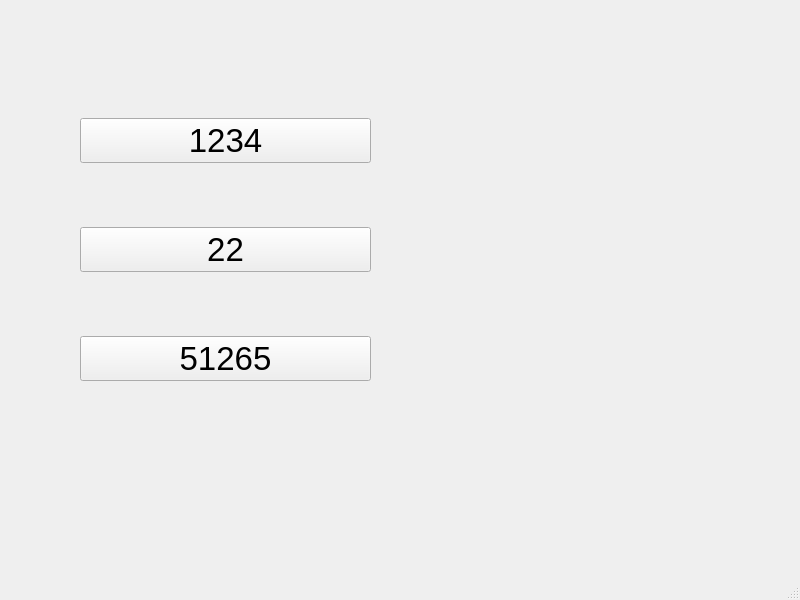
Old version of the form bankautomat/Login kinda melkein/mainwindow.ui in the repository banksimul2022/group4.
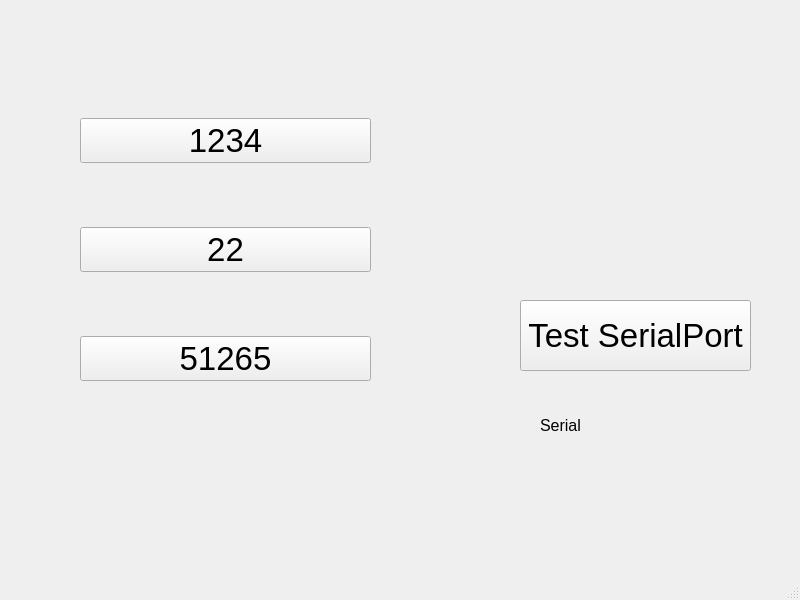
New version of the form.

Commit message: Serial port testailua DONT MERGE

```diff
--- a/bankautomat/Login kinda melkein/mainwindow.ui
+++ b/bankautomat/Login kinda melkein/mainwindow.ui
@@ -52,6 +52,37 @@
      </item>
     </layout>
    </widget>
+   <widget class="QLabel" name="label">
+    <property name="geometry">
+     <rect>
+      <x>540</x>
+      <y>380</y>
+      <width>181</width>
+      <height>91</height>
+     </rect>
+    </property>
+    <property name="font">
+     <font>
+      <pointsize>12</pointsize>
+     </font>
+    </property>
+    <property name="text">
+     <string>Serial</string>
+    </property>
+   </widget>
+   <widget class="QPushButton" name="btn_Serial">
+    <property name="geometry">
+     <rect>
+      <x>520</x>
+      <y>300</y>
+      <width>231</width>
+      <height>71</height>
+     </rect>
+    </property>
+    <property name="text">
+     <string>Test SerialPort</string>
+    </property>
+   </widget>
   </widget>
   <widget class="QMenuBar" name="menubar">
    <property name="geometry">
```
The commit also changes 21 other files.
